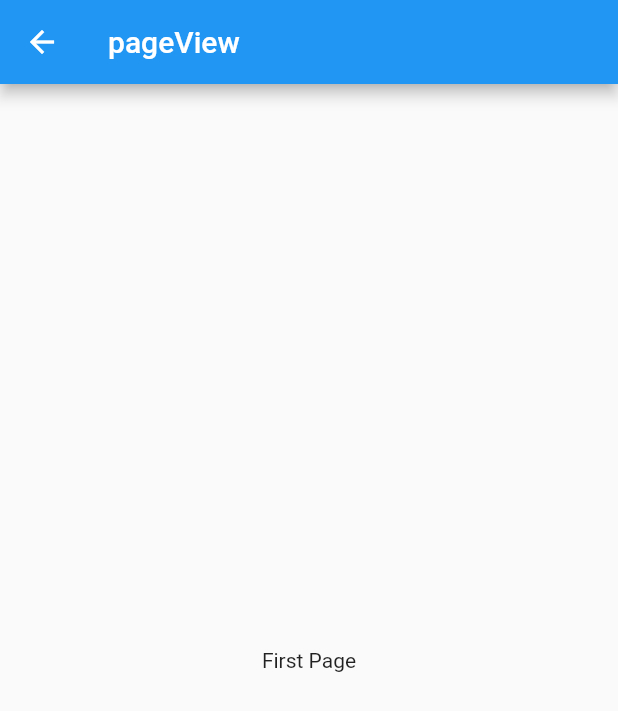
After one commit to xuin-net/Flutter_All_Widgets, a Flutter app: the PageViewScreen screen opened directly, on a phone screen of 412 x 824 dp. The commit adds this screen. Shown: the top 711 px of the screen. Run offline on Flutter 3.47's test engine with Material 2 defaults, Android fonts, the phone set to English and light mode, and no system bars.

Commit message:
[Widgets] Finish learn PageView widget

```diff
--- a/lib/data/metaData.dart
+++ b/lib/data/metaData.dart
@@ -4,10 +4,12 @@ import '../widgets/SafeArea.dart';
 import '../widgets/Layout.dart';
 import '../widgets/Wrap.dart';
 import '../widgets/Opacity.dart';
+import '../widgets/PageView.dart';
 
 List<LearnWidget> widgets = [
   LearnWidget('SafeArea', SafeAreaScreen()),
   LearnWidget('Layout', LayoutScreen()),
   LearnWidget('Wrap', WrapScreen()),
   LearnWidget('Opacity', OpacityScreen()),
+  LearnWidget('PageView', PageViewScreen()),
 ];
--- /dev/null
+++ b/lib/widgets/PageView.dart
@@ -0,0 +1,41 @@
+import 'package:flutter/material.dart';
+import 'Common.dart';
+
+class PageViewScreen extends CommonWidget {
+  @override
+  Widget build(BuildContext context) {
+    return Scaffold(
+        appBar: AppBar(
+          title: Text('pageView'),
+        ),
+        body: MyStatelessWidget());
+  }
+}
+
+class MyStatelessWidget extends StatelessWidget {
+  @override
+  Widget build(BuildContext context) {
+    final PageController controller = PageController(initialPage: 0);
+    return PageView(
+      /// [PageView.scrollDirection] defaults to [Axis.horizontal].
+      /// Use [Axis.vertical] to scroll vertically.
+      //scrollDirection: Axis.vertical,
+      scrollDirection: Axis.horizontal,
+      controller: controller,
+      children: const <Widget>[
+        Center(
+          child: Text('First Page'),
+        ),
+        Center(
+          child: Text('Second Page'),
+        ),
+        Center(
+          child: Text('Third Page'),
+        )
+      ],
+      onPageChanged: (index) {
+        print('page index has changed to: $index');
+      },
+    );
+  }
+}
```
